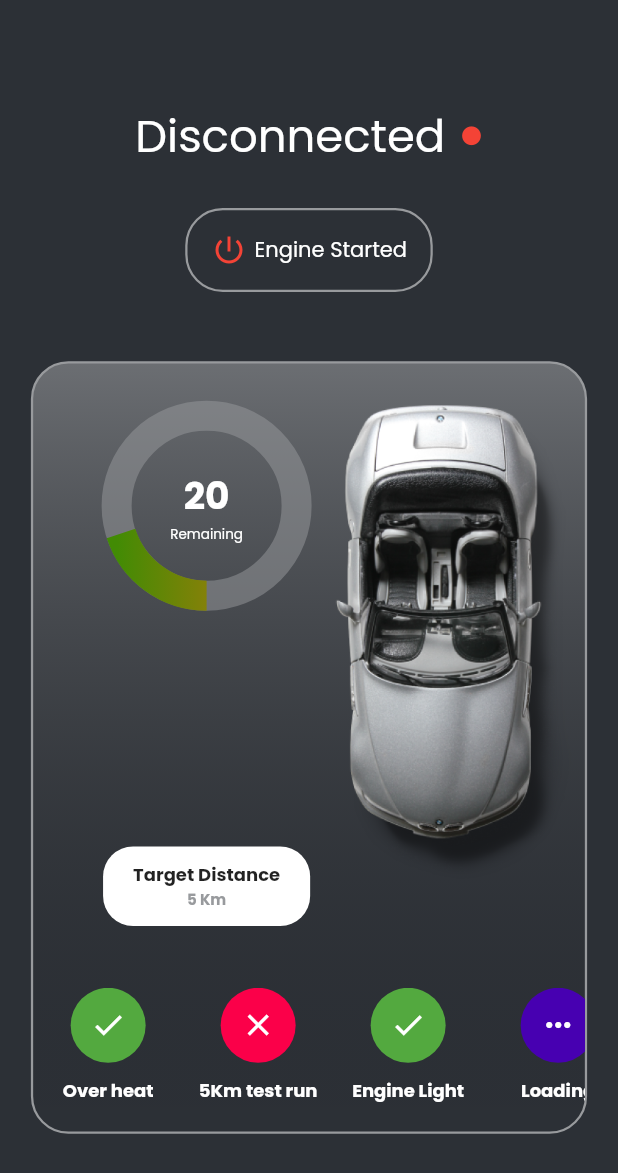
After one commit to automotive-hub/automotive-stats-invision, a Flutter app: the screen it shows after launch, on a phone screen of 412 x 824 dp. The commit adds this screen. Shown: the top 1173 px of the screen. Run offline on Flutter 3.47's test engine with Material 2 defaults, Android fonts, the phone set to English and light mode, and no system bars; drawn by our look-alikes of percent_indicator.

Commit message:
UI refactoring

```diff
--- a/lib/main.dart
+++ b/lib/main.dart
@@ -1,6 +1,6 @@
 import 'package:flutter/material.dart';
 
-import 'screens/main_screen.dart';
+import 'screens/home.dart';
 
 void main() {
   runApp(const MyApp());
@@ -14,7 +14,7 @@ class MyApp extends StatelessWidget {
       theme: ThemeData(
         fontFamily: 'Poppins',
       ),
-      home: const MainScreen(),
+      home: const Home(),
     );
   }
 }
--- a/lib/models/checklist.dart
+++ b/lib/models/checklist.dart
@@ -1,5 +1,3 @@
-import '../screens/main_screen.dart';
-
 class CheckListItem {
   ItemCheckListStatus status;
   String title;
@@ -8,3 +6,5 @@ class CheckListItem {
   CheckListItem(
       {required this.logs, required this.status, required this.title});
 }
+
+enum ItemCheckListStatus { loading, success, fail }
--- /dev/null
+++ b/lib/screens/home.dart
@@ -0,0 +1,97 @@
+import 'package:automotive_stats_invision/utils/const_string.dart';
+import 'package:automotive_stats_invision/widgets/checked_list.dart';
+import 'package:automotive_stats_invision/widgets/circle_percent_remain.dart';
+import 'package:flutter/material.dart';
+
+import '../models/checklist.dart';
+import '../utils/const_color.dart';
+import '../widgets/status_connect.dart';
+import '../widgets/status_engine.dart';
+
+class Home extends StatefulWidget {
+  const Home({super.key});
+
+  @override
+  State<Home> createState() => _HomeState();
+}
+
+class _HomeState extends State<Home> {
+  final bool _isConnected = false;
+  final bool _isEngineStarted = false;
+  final double _percentIndicatorValue = 0.2;
+  final int _targetDistance = 5;
+  final List<CheckListItem> _itemsCheckList = [
+    CheckListItem(
+        logs: 'Log success',
+        status: ItemCheckListStatus.success,
+        title: ConstString.overHeat),
+    CheckListItem(
+        logs: 'Log success',
+        status: ItemCheckListStatus.fail,
+        title: ConstString.testRun),
+    CheckListItem(
+        logs: 'Log success',
+        status: ItemCheckListStatus.success,
+        title: ConstString.engineLight),
+    CheckListItem(
+        logs: 'Log success',
+        status: ItemCheckListStatus.loading,
+        title: ConstString.deletedCode),
+  ];
+
+  @override
+  Widget build(BuildContext context) {
+    Size screenSize = MediaQuery.of(context).size;
+    return Scaffold(
+      backgroundColor: ConstColor.background,
+      body: Container(
+        margin: EdgeInsets.symmetric(
+            vertical: screenSize.height * 0.05,
+            horizontal: screenSize.width * 0.05),
+        child: Column(
+          crossAxisAlignment: CrossAxisAlignment.center,
+          mainAxisAlignment: MainAxisAlignment.center,
+          children: <Widget>[
+            StatusConnect(
+              isConnected: _isConnected,
+            ),
+            SizedBox(
+              height: screenSize.height * 0.025,
+            ),
+            StatusEngine(
+              isEngineStarted: _isEngineStarted,
+            ),
+            SizedBox(
+              height: screenSize.height * 0.05,
+            ),
+            Container(
+                height: MediaQuery.of(context).size.height * 0.625,
+                padding: EdgeInsets.fromLTRB(
+                    0, MediaQuery.of(context).size.height * 0.03, 0, 0),
+                decoration: BoxDecoration(
+                  gradient: ConstColor.greyGradient,
+                  border: Border.all(
+                      width: 1.5,
+                      color: ConstColor.border,
+                      style: BorderStyle.solid),
+                  borderRadius: BorderRadius.all(Radius.circular(25.0)),
+                ),
+                child: Column(
+                  children: [
+                    CirclePercentRemain(
+                      percentIndicatorValue: _percentIndicatorValue,
+                      targetDistance: _targetDistance,
+                    ),
+                    SizedBox(height: MediaQuery.of(context).size.height * 0.05),
+                    Expanded(
+                        child: CheckedList(
+                      itemsCheckList: _itemsCheckList,
+                    ))
+                  ],
+                )),
+          ],
+        ),
+      ),
+    );
+  }
+}
--- /dev/null
+++ b/lib/widgets/checked_list.dart
@@ -0,0 +1,69 @@
+import 'package:flutter/material.dart';
+
+import '../models/checklist.dart';
+import '../utils/const_string.dart';
+
+class CheckedList extends StatefulWidget {
+  final List<CheckListItem> itemsCheckList;
+  const CheckedList({Key? key, required this.itemsCheckList}) : super(key: key);
+
+  @override
+  State<CheckedList> createState() => _CheckedListState();
+}
+
+class _CheckedListState extends State<CheckedList> {
+  @override
+  Widget build(BuildContext context) {
+    return ListView.builder(
+        itemExtent: 100,
+        shrinkWrap: true,
+        scrollDirection: Axis.horizontal,
+        itemCount: widget.itemsCheckList.length,
+        itemBuilder: (context, index) {
+          return _itemCheckList(widget.itemsCheckList[index]);
+        });
+  }
+
+  Widget _itemCheckList(CheckListItem item) {
+    Color listTileColor;
+    Icon listTileIcon;
+    String title = item.title;
+    if (item.status == ItemCheckListStatus.fail) {
+      listTileColor = Color(0xfffb0049);
+      listTileIcon = Icon(
+        Icons.close,
+        color: Colors.white,
+      );
+    } else if (item.status == ItemCheckListStatus.loading) {
+      listTileColor = Color(0xff4700B1);
+      listTileIcon = Icon(
+        Icons.more_horiz,
+        color: Colors.white,
+      );
+      title = ConstString.loading;
+    } else {
+      listTileColor = Color(0xff53a93f);
+      listTileIcon = Icon(
+        Icons.check,
+        color: Colors.white,
+      );
+    }
+    return Column(
+      children: [
+        CircleAvatar(
+          radius: 25,
+          backgroundColor: listTileColor,
+          child: listTileIcon,
+        ),
+        SizedBox(
+          height: 10,
+        ),
+        Text(
+          title,
+          style: TextStyle(
+              fontWeight: FontWeight.bold, color: Colors.white, fontSize: 12),
+        )
+      ],
+    );
+  }
+}
--- /dev/null
+++ b/lib/widgets/circle_percent_remain.dart
@@ -0,0 +1,98 @@
+import 'package:flutter/material.dart';
+import 'package:percent_indicator/circular_percent_indicator.dart';
+
+import '../utils/const_color.dart';
+import '../utils/const_string.dart';
+
+class CirclePercentRemain extends StatefulWidget {
+  final double percentIndicatorValue;
+  final int targetDistance;
+  const CirclePercentRemain(
+      {Key? key,
+      required this.percentIndicatorValue,
+      required this.targetDistance})
+      : super(key: key);
+
+  @override
+  State<CirclePercentRemain> createState() => _CirclePercentRemainState();
+}
+
+class _CirclePercentRemainState extends State<CirclePercentRemain> {
+  @override
+  Widget build(BuildContext context) {
+    return SizedBox(
+      height: MediaQuery.of(context).size.height * 0.425,
+      child: Row(
+        mainAxisAlignment: MainAxisAlignment.end,
+        crossAxisAlignment: CrossAxisAlignment.start,
+        children: [
+          Column(
+            children: [
+              CircularPercentIndicator(
+                radius: 70.0,
+                lineWidth: 20.0,
+                percent: widget.percentIndicatorValue,
+                center: Column(
+                  mainAxisAlignment: MainAxisAlignment.center,
+                  children: [
+                    Text(
+                      (widget.percentIndicatorValue * 100).toStringAsFixed(0),
+                      style: TextStyle(
+                          fontSize: 25,
+                          fontWeight: FontWeight.bold,
+                          color: ConstColor.whiteText),
+                    ),
+                    Text(
+                      ConstString.remaining,
+                      style:
+                          TextStyle(fontSize: 9, color: ConstColor.whiteText),
+                    )
+                  ],
+                ),
+                rotateLinearGradient: true,
+                linearGradient: ConstColor.colorFullGradient,
+                startAngle: 180,
+                backgroundColor: ConstColor.border.withOpacity(0.5),
+              ),
+              Spacer(),
+              Container(
+                padding:
+                    const EdgeInsets.symmetric(vertical: 10, horizontal: 20),
+                decoration: BoxDecoration(
+                  color: ConstColor.whiteText,
+                  borderRadius: BorderRadius.all(Radius.circular(20)),
+                ),
+                child: Column(
+                  children: [
+                    Text(
+                      ConstString.targetDistance,
+                      style: TextStyle(
+                        fontSize: 12,
+                        fontWeight: FontWeight.bold,
+                      ),
+                    ),
+                    Text(
+                      '${widget.targetDistance} Km',
+                      style: TextStyle(
+                          color: ConstColor.border,
+                          fontSize: 10,
+                          fontWeight: FontWeight.bold),
+                    ),
+                  ],
+                ),
+              )
+            ],
+          ),
+          Container(
+            margin: const EdgeInsets.only(left: 15),
+            height: MediaQuery.of(context).size.height * 0.4,
+            child: Image.asset(
+              'assets/images/car.png',
+              fit: BoxFit.cover,
+            ),
+          )
+        ],
+      ),
+    );
+  }
+}
--- /dev/null
+++ b/lib/widgets/status_connect.dart
@@ -0,0 +1,35 @@
+import 'package:flutter/material.dart';
+
+import '../utils/const_color.dart';
+import '../utils/const_string.dart';
+
+class StatusConnect extends StatefulWidget {
+  final bool isConnected;
+  const StatusConnect({Key? key, required this.isConnected}) : super(key: key);
+
+  @override
+  State<StatusConnect> createState() => _StatusConnectState();
+}
+
+class _StatusConnectState extends State<StatusConnect> {
+  @override
+  Widget build(BuildContext context) {
+    return Row(
+      mainAxisAlignment: MainAxisAlignment.center,
+      children: [
+        Text(
+          widget.isConnected ? ConstString.connected : ConstString.disconnected,
+          style: TextStyle(fontSize: 30, color: ConstColor.whiteText),
+        ),
+        SizedBox(
+          width: 10,
+        ),
+        Icon(
+          Icons.circle,
+          size: 15,
+          color: widget.isConnected ? ConstColor.success : ConstColor.fail,
+        )
+      ],
+    );
+  }
+}
--- /dev/null
+++ b/lib/widgets/status_engine.dart
@@ -0,0 +1,48 @@
+import 'package:flutter/material.dart';
+
+import '../utils/const_color.dart';
+import '../utils/const_string.dart';
+
+class StatusEngine extends StatefulWidget {
+  final bool isEngineStarted;
+  const StatusEngine({Key? key, required this.isEngineStarted})
+      : super(key: key);
+
+  @override
+  State<StatusEngine> createState() => _StatusEngineState();
+}
+
+class _StatusEngineState extends State<StatusEngine> {
+  @override
+  Widget build(BuildContext context) {
+    return Container(
+      margin: EdgeInsets.all(5),
+      height: 56,
+      width: 165,
+      decoration: BoxDecoration(
+        border: Border.all(
+            width: 1.5, color: ConstColor.border, style: BorderStyle.solid),
+        borderRadius: BorderRadius.all(Radius.circular(25.0)),
+      ),
+      child: Row(
+        mainAxisAlignment: MainAxisAlignment.center,
+        children: [
+          Icon(
+            Icons.power_settings_new,
+            color:
+                widget.isEngineStarted ? ConstColor.success : ConstColor.fail,
+          ),
+          SizedBox(
+            width: 5,
+          ),
+          Text(
+            ConstString.engineStart,
+            style: TextStyle(
+              color: ConstColor.whiteText,
+            ),
+          ),
+        ],
+      ),
+    );
+  }
+}
```
Also changed, not shown: lib/screens/main_screen.dart (deleted, +0 -262 lines).
